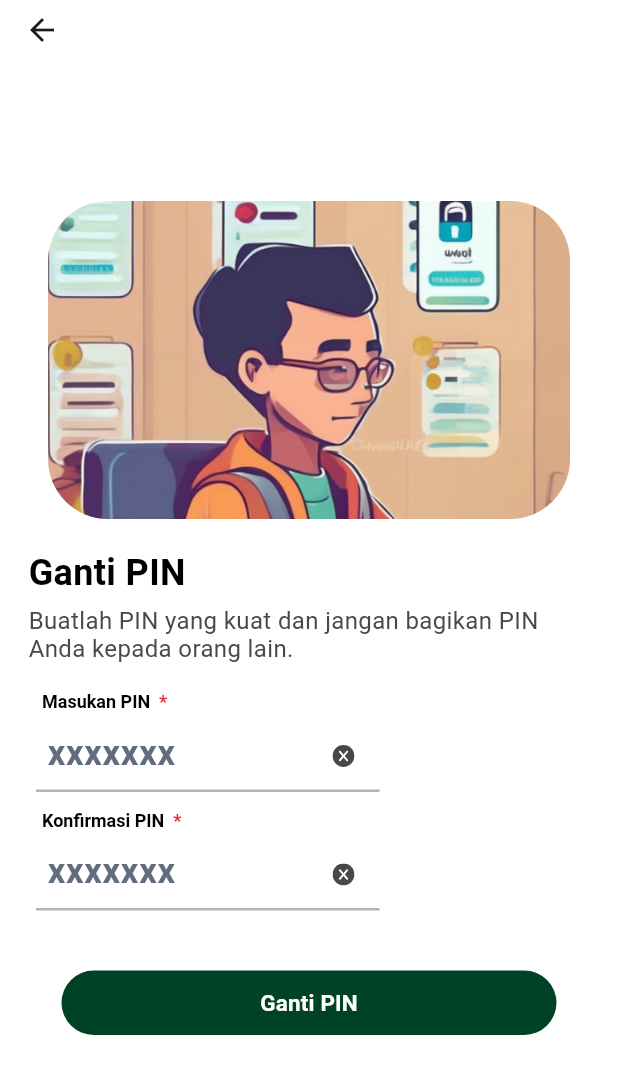
After one commit to haqiachd/PasarAja_Mobile, a Flutter app: the ChangePinPage screen opened by its route, on a phone screen of 412 x 824 dp. The commit adds this screen. Shown: the top 1074 px of the screen. Run offline on Flutter 3.47's test engine with Material 3 defaults, Android fonts, the phone set to English and light mode, and no system bars; our stand-ins replace flutter_svg; Roboto replaces fonts that are missing (SF-Pro-Display).

Commit message:
add change pin page

```diff
--- a/lib/config/routes/route_names.dart
+++ b/lib/config/routes/route_names.dart
@@ -2,4 +2,5 @@ class RouteName {
   static const String defRoute = '/';
   static const String loginPhone = '/loginphone';
   static const String loginGoogle = '/logingoogle';
+  static const String changePin = '/changepin';
 }
--- a/lib/config/routes/routes.dart
+++ b/lib/config/routes/routes.dart
@@ -1,5 +1,6 @@
 import 'package:flutter/material.dart';
 import 'package:pasaraja_mobile/config/routes/route_names.dart';
+import 'package:pasaraja_mobile/feature/auth/presentation/pages/change_pin_page.dart';
 import 'package:pasaraja_mobile/feature/auth/presentation/pages/signin_google_page.dart';
 import 'package:pasaraja_mobile/feature/auth/presentation/pages/signin_phone_page.dart';
 import 'package:pasaraja_mobile/feature/auth/presentation/pages/welcome_page.dart';
@@ -13,6 +14,8 @@ class AppRoutes {
         return _materialRoute(const SignInPhonePage());
       case RouteName.loginGoogle:
         return _materialRoute(const SignInGooglePage());
+      case RouteName.changePin:
+        return _materialRoute(const ChangePinPage());
       default:
         return _materialRoute(const WelcomePage());
     }
--- /dev/null
+++ b/lib/feature/auth/presentation/pages/change_pin_page.dart
@@ -0,0 +1,70 @@
+import 'package:flutter/material.dart';
+import 'package:pasaraja_mobile/config/themes/images.dart';
+import 'package:pasaraja_mobile/feature/auth/presentation/widgets/appbar.dart';
+import 'package:pasaraja_mobile/feature/auth/presentation/widgets/auth_init.dart';
+import 'package:pasaraja_mobile/feature/auth/presentation/widgets/auth_input_text.dart';
+import 'package:pasaraja_mobile/feature/auth/presentation/widgets/filled_button.dart';
+import 'package:pasaraja_mobile/feature/auth/presentation/widgets/textfield.dart';
+
+class ChangePinPage extends StatefulWidget {
+  const ChangePinPage({super.key});
+
+  @override
+  State<ChangePinPage> createState() => _ChangePinPageState();
+}
+
+class _ChangePinPageState extends State<ChangePinPage> {
+  TextEditingController pinCont = TextEditingController();
+  TextEditingController konfCont = TextEditingController();
+  @override
+  Widget build(BuildContext context) {
+    return Scaffold(
+      backgroundColor: Colors.white,
+      appBar: authAppbar(),
+      body: SingleChildScrollView(
+        child: Padding(
+          padding: EdgeInsets.only(
+            left: 19,
+            right: 19,
+            top: 94 - MediaQuery.of(context).padding.top,
+          ),
+          child: Column(
+            children: [
+              const AuthInit(
+                image: PasarAjaImage.ilCreate,
+                title: 'Ganti PIN',
+                description:
+                    'Buatlah PIN yang kuat dan jangan bagikan PIN Anda kepada orang lain.',
+              ),
+              const SizedBox(height: 19),
+              Padding(
+                padding: const EdgeInsets.only(left: 5, right: 140),
+                child: Column(
+                  children: [
+                    AuthInputText(
+                      title: 'Masukan PIN',
+                      textField: AuthTextField(
+                        controller: pinCont,
+                        hintText: 'xxxxxxx',
+                      ),
+                    ),
+                    const SizedBox(height: 12),
+                    AuthInputText(
+                      title: 'Konfirmasi PIN',
+                      textField: AuthTextField(
+                        controller: konfCont,
+                        hintText: 'xxxxxxx',
+                      ),
+                    )
+                  ],
+                ),
+              ),
+              const SizedBox(height: 40),
+              AuthFilledButton(onPressed: () {}, title: 'Ganti PIN')
+            ],
+          ),
+        ),
+      ),
+    );
+  }
+}
--- a/lib/feature/auth/presentation/pages/signin_google_page.dart
+++ b/lib/feature/auth/presentation/pages/signin_google_page.dart
@@ -1,4 +1,5 @@
 import 'package:flutter/material.dart';
+import 'package:pasaraja_mobile/config/routes/route_names.dart';
 import 'package:pasaraja_mobile/config/themes/Typography.dart';
 import 'package:pasaraja_mobile/config/themes/colors.dart';
 import 'package:pasaraja_mobile/config/themes/images.dart';
@@ -63,9 +64,14 @@ class _SignInGooglePageState extends State<SignInGooglePage> {
               const SizedBox(height: 40),
               AuthFilledButton(onPressed: () {}, title: 'Masuk'),
               const SizedBox(height: 40),
-              Text(
-                'Lupa Kata Sandi',
-                style: PasarAjaTypography.sfpdMedium,
+              GestureDetector(
+                onTap: () {
+                  Navigator.pushNamed(context, RouteName.changePin);
+                },
+                child: Text(
+                  'Lupa Kata Sandi',
+                  style: PasarAjaTypography.sfpdMedium,
+                ),
               ),
               const SizedBox(height: 15),
               Image.asset(
```
